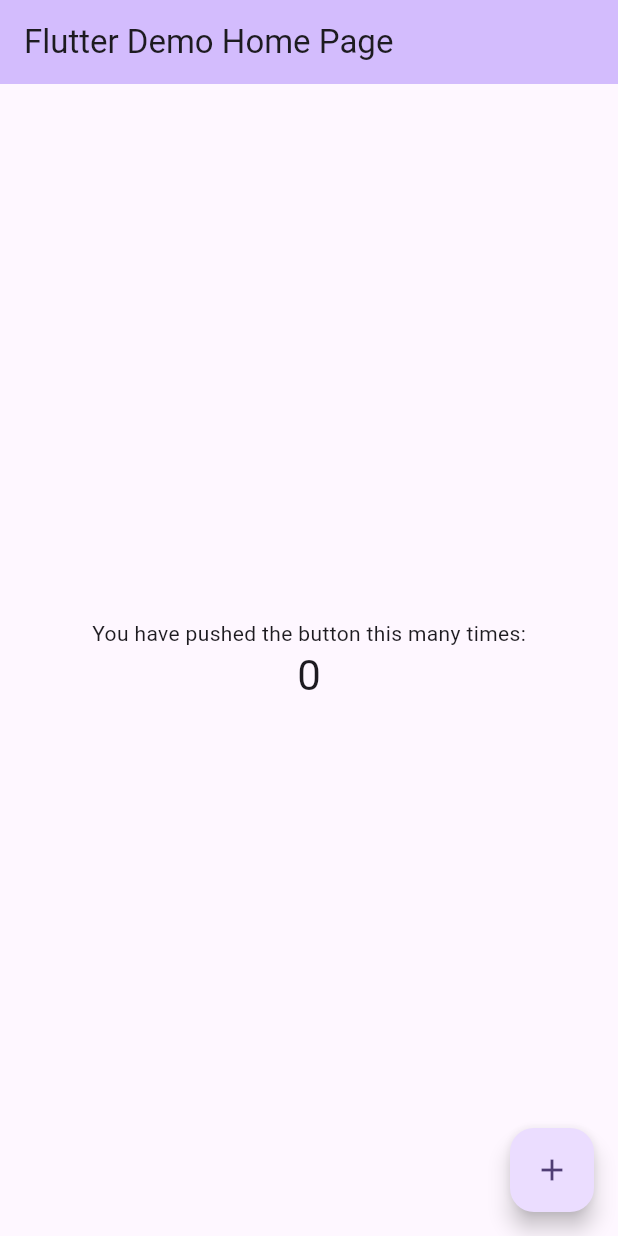
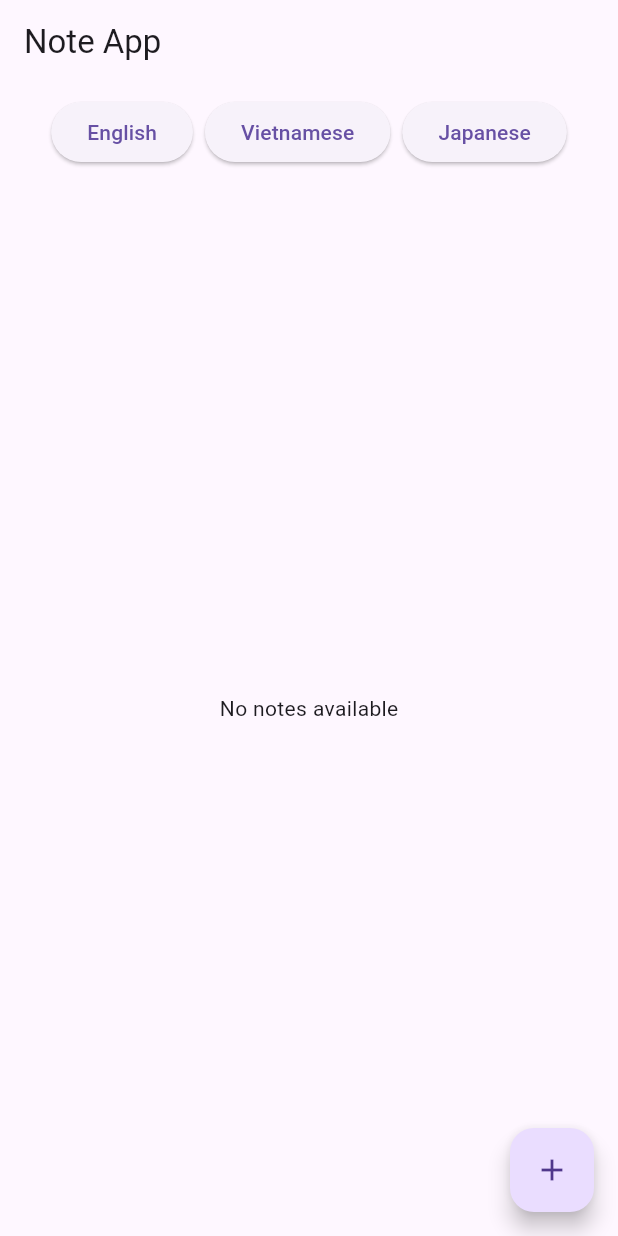
Before and after one commit to khathach699/note_app1, a Flutter app: the screen it shows after launch, on a phone screen of 412 x 824 dp. Run offline on Flutter 3.47's test engine with Material 3 defaults, Android fonts, the phone set to English and light mode, and no system bars; our stand-ins replace get, shared_preferences, sqflite; accounts and stored records are empty.

Commit message:
feat: add function change language us vi ja

```diff
--- /dev/null
+++ b/lib/app.dart
@@ -0,0 +1,24 @@
+import 'package:flutter/material.dart';
+import 'package:get/get.dart';
+import 'package:note_app1/controllers/language_controller.dart';
+import 'package:note_app1/generated/app_localizations.dart';
+import 'package:note_app1/screens/note_Screens.dart';
+
+class MyApp extends StatelessWidget {
+  final LanguageController languageController = Get.put(LanguageController());
+  MyApp({super.key});
+
+  @override
+  Widget build(BuildContext context) {
+    return Obx(
+      () => GetMaterialApp(
+        title: "Note App",
+        locale: languageController.locale.value,
+        localizationsDelegates: AppLocalizations.localizationsDelegates,
+        supportedLocales: AppLocalizations.supportedLocales,
+        theme: ThemeData(primaryColor: Colors.blue),
+        home: NoteScreens(),
+      ),
+    );
+  }
+}
--- /dev/null
+++ b/lib/controllers/note_controller.dart
@@ -0,0 +1,39 @@
+import 'package:get/get.dart';
+import 'package:note_app1/models/note.dart';
+import 'package:note_app1/services/database_service.dart';
+
+class NoteController extends GetxController {
+  var notes = <Note>[].obs;
+  final DatabaseService _databaseService = DatabaseService();
+
+  @override
+  void onInit() {
+    super.onInit();
+    loadNotes();
+  }
+
+  Future<void> loadNotes() async {
+    notes.value = await _databaseService.getNotes();
+  }
+
+  Future<void> addNote(String content) async {
+    if (content.isNotEmpty) {
+      final note = Note(id: DateTime.now().toString(), content: content);
+      await _databaseService.insertNote(note);
+      await loadNotes();
+    }
+  }
+
+  Future<void> updateNote(String id, String newContent) async {
+    if (newContent.isNotEmpty) {
+      final note = Note(id: id, content: newContent);
+      await _databaseService.updateNote(note);
+      await loadNotes();
+    }
+  }
+
+  Future<void> deleteNote(String id) async {
+    await _databaseService.deleteNote(id);
+    await loadNotes();
+  }
+}
--- /dev/null
+++ b/lib/l10n/app_en.arb
@@ -0,0 +1,46 @@
+{
+  "appTitle": "Note App",
+  "@appTitle": {
+    "description": "The title of the note application"
+  },
+  "addNote": "Add Note",
+  "@addNote": {
+    "description": "Label for adding a new note"
+  },
+  "editNote": "Edit Note",
+  "@editNote": {
+    "description": "Label for editing an existing note"
+  },
+  "noteHint": "Enter your note",
+  "@noteHint": {
+    "description": "Hint text for the note input field"
+  },
+  "save": "Save",
+  "@save": {
+    "description": "Label for the save button"
+  },
+  "delete": "Delete",
+  "@delete": {
+    "description": "Label for the delete button"
+  },
+  "language": "Language",
+  "@language": {
+    "description": "Label for the language selection menu"
+  },
+  "english": "English",
+  "@english": {
+    "description": "Label for the English language option"
+  },
+  "vietnamese": "Vietnamese",
+  "@vietnamese": {
+    "description": "Label for the Vietnamese language option"
+  },
+  "japanese": "Japanese",
+  "@japanese": {
+    "description": "Label for the Japanese language option"
+  },
+  "noNotes": "No notes available",
+  "@noNotes": {
+    "description": "Message displayed when there are no notes"
+  }
+}
--- a/lib/main.dart
+++ b/lib/main.dart
@@ -1,123 +1,6 @@
 import 'package:flutter/material.dart';
+import 'package:note_app1/app.dart';
 
 void main() {
-  runApp(const MyApp());
+  runApp(MyApp());
 }
-
-class MyApp extends StatelessWidget {
-  const MyApp({super.key});
-
-  // This widget is the root of your application.
-  @override
-  Widget build(BuildContext context) {
-    return MaterialApp(
-      title: 'Flutter Demo',
-      theme: ThemeData(
-        // This is the theme of your application.
-        //
-        // TRY THIS: Try running your application with "flutter run". You'll see
-        // the application has a purple toolbar. Then, without quitting the app,
-        // try changing the seedColor in the colorScheme below to Colors.green
-        // and then invoke "hot reload" (save your changes or press the "hot
-        // reload" button in a Flutter-supported IDE, or press "r" if you used
-        // the command line to start the app).
-        //
-        // Notice that the counter didn't reset back to zero; the application
-        // state is not lost during the reload. To reset the state, use hot
-        // restart instead.
-        //
-        // This works for code too, not just values: Most code changes can be
-        // tested with just a hot reload.
-        colorScheme: ColorScheme.fromSeed(seedColor: Colors.deepPurple),
-        useMaterial3: true,
-      ),
-      home: const MyHomePage(title: 'Flutter Demo Home Page'),
-    );
-  }
-}
-
-class MyHomePage extends StatefulWidget {
-  const MyHomePage({super.key, required this.title});
-
-  // This widget is the home page of your application. It is stateful, meaning
-  // that it has a State object (defined below) that contains fields that affect
-  // how it looks.
-
-  // This class is the configuration for the state. It holds the values (in this
-  // case the title) provided by the parent (in this case the App widget) and
-  // used by the build method of the State. Fields in a Widget subclass are
-  // always marked "final".
-
-  final String title;
-
-  @override
-  State<MyHomePage> createState() => _MyHomePageState();
-}
-
-class _MyHomePageState extends State<MyHomePage> {
-  int _counter = 0;
-
-  void _incrementCounter() {
-    setState(() {
-      // This call to setState tells the Flutter framework that something has
-      // changed in this State, which causes it to rerun the build method below
-      // so that the display can reflect the updated values. If we changed
-      // _counter without calling setState(), then the build method would not be
-      // called again, and so nothing would appear to happen.
-      _counter++;
-    });
-  }
-
-  @override
-  Widget build(BuildContext context) {
-    // This method is rerun every time setState is called, for instance as done
-    // by the _incrementCounter method above.
-    //
-    // The Flutter framework has been optimized to make rerunning build methods
-    // fast, so that you can just rebuild anything that needs updating rather
-    // than having to individually change instances of widgets.
-    return Scaffold(
-      appBar: AppBar(
-        // TRY THIS: Try changing the color here to a specific color (to
-        // Colors.amber, perhaps?) and trigger a hot reload to see the AppBar
-        // change color while the other colors stay the same.
-        backgroundColor: Theme.of(context).colorScheme.inversePrimary,
-        // Here we take the value from the MyHomePage object that was created by
-        // the App.build method, and use it to set our appbar title.
-        title: Text(widget.title),
-      ),
-      body: Center(
-        // Center is a layout widget. It takes a single child and positions it
-        // in the middle of the parent.
-        child: Column(
-          // Column is also a layout widget. It takes a list of children and
-          // arranges them vertically. By default, it sizes itself to fit its
-          // children horizontally, and tries to be as tall as its parent.
-          //
-          // Column has various properties to control how it sizes itself and
-          // how it positions its children. Here we use mainAxisAlignment to
-          // center the children vertically; the main axis here is the vertical
-          // axis because Columns are vertical (the cross axis would be
-          // horizontal).
-          //
-          // TRY THIS: Invoke "debug painting" (choose the "Toggle Debug Paint"
-          // action in the IDE, or press "p" in the console), to see the
-          // wireframe for each widget.
-          mainAxisAlignment: MainAxisAlignment.center,
-          children: <Widget>[
-            const Text('You have pushed the button this many times:'),
-            Text(
-              '$_counter',
-              style: Theme.of(context).textTheme.headlineMedium,
-            ),
-          ],
-        ),
-      ),
-      floatingActionButton: FloatingActionButton(
-        onPressed: _incrementCounter,
-        tooltip: 'Increment',
-        child: const Icon(Icons.add),
-      ), // This trailing comma makes auto-formatting nicer for build methods.
-    );
-  }
-}
--- /dev/null
+++ b/lib/models/note.dart
@@ -0,0 +1,16 @@
+class Note {
+  String id;
+  String content;
+
+  Note({required this.id, required this.content});
+
+  // Chuyển Note thành Map để lưu vào SQLite
+  Map<String, dynamic> toMap() {
+    return {'id': id, 'content': content};
+  }
+
+  // Tạo Note từ Map khi lấy từ SQLite
+  factory Note.fromMap(Map<String, dynamic> map) {
+    return Note(id: map['id'], content: map['content']);
+  }
+}
--- /dev/null
+++ b/lib/screens/note_screens.dart
@@ -0,0 +1,87 @@
+import 'package:flutter/material.dart';
+import 'package:get/get.dart';
+import 'package:note_app1/controllers/language_controller.dart';
+import 'package:note_app1/controllers/note_controller.dart';
+import 'package:note_app1/generated/app_localizations.dart';
+import 'package:note_app1/screens/note_edit_screen.dart';
+
+class NoteScreens extends StatelessWidget {
+  final NoteController noteController = Get.put(NoteController());
+  final LanguageController languageController = Get.find<LanguageController>();
+
+  NoteScreens({super.key}) {
+    // Ensure controllers are initialized
+    if (!Get.isRegistered<LanguageController>()) {
+      Get.put(LanguageController());
+    }
+  }
+
+  @override
+  Widget build(BuildContext context) {
+    var loc = AppLocalizations.of(context);
+
+    return Scaffold(
+      appBar: AppBar(title: Text(loc.appTitle)),
+      body: Column(
+        children: [
+          // Nút chọn ngôn ngữ
+          Padding(
+            padding: const EdgeInsets.all(8.0),
+            child: Row(
+              mainAxisAlignment: MainAxisAlignment.center,
+              children: [
+                ElevatedButton(
+                  onPressed: () => languageController.changeLanguage('en'),
+                  child: Text(loc.english),
+                ),
+                const SizedBox(width: 8),
+                ElevatedButton(
+                  onPressed: () => languageController.changeLanguage('vi'),
+                  child: Text(loc.vietnamese),
+                ),
+                const SizedBox(width: 8),
+                ElevatedButton(
+                  onPressed: () => languageController.changeLanguage('ja'),
+                  child: Text(loc.japanese),
+                ),
+              ],
+            ),
+          ),
+          // Danh sách ghi chú
+          Expanded(
+            child: Obx(
+              () =>
+                  noteController.notes.isEmpty
+                      ? Center(child: Text(loc.noNotes))
+                      : ListView.builder(
+                        itemCount: noteController.notes.length,
+                        itemBuilder: (context, index) {
+                          final note = noteController.notes[index];
+                          return ListTile(
+                            title: Text(note.content),
+                            onTap: () {
+                              Get.to(() => NoteEditScreen(note: note));
+                            },
+                            trailing: IconButton(
+                              icon: Icon(Icons.delete),
+                              onPressed:
+                                  () => noteController.deleteNote(note.id),
+                              tooltip: loc.delete,
+                            ),
+                          );
+                        },
+                      ),
+            ),
+          ),
+        ],
+      ),
+      floatingActionButton: FloatingActionButton(
+        onPressed: () {
+          Get.to(() => NoteEditScreen());
+        },
+        tooltip: loc.addNote,
+        child: Icon(Icons.add),
+      ),
+    );
+  }
+}
--- /dev/null
+++ b/lib/services/database_service.dart
@@ -0,0 +1,63 @@
+import 'package:sqflite/sqflite.dart';
+import 'package:path/path.dart';
+import '../models/note.dart';
+
+class DatabaseService {
+  static final DatabaseService _instance = DatabaseService._internal();
+  factory DatabaseService() => _instance;
+  DatabaseService._internal();
+
+  static Database? _database;
+
+  Future<Database> get database async {
+    if (_database != null) return _database!;
+    _database = await _initDatabase();
+    return _database!;
+  }
+
+  Future<Database> _initDatabase() async {
+    String path = join(await getDatabasesPath(), 'notes.db');
+    return await openDatabase(
+      path,
+      version: 1,
+      onCreate: (db, version) async {
+        await db.execute('''
+          CREATE TABLE notes (
+            id TEXT PRIMARY KEY,
+            content TEXT
+          )
+        ''');
+      },
+    );
+  }
+
+  Future<void> insertNote(Note note) async {
+    final db = await database;
+    await db.insert(
+      'notes',
+      note.toMap(),
+      conflictAlgorithm: ConflictAlgorithm.replace,
+    );
+  }
+
+  Future<List<Note>> getNotes() async {
+    final db = await database;
+    final List<Map<String, dynamic>> maps = await db.query('notes');
+    return List.generate(maps.length, (i) => Note.fromMap(maps[i]));
+  }
+
+  Future<void> updateNote(Note note) async {
+    final db = await database;
+    await db.update(
+      'notes',
+      note.toMap(),
+      where: 'id = ?',
+      whereArgs: [note.id],
+    );
+  }
+
+  Future<void> deleteNote(String id) async {
+    final db = await database;
+    await db.delete('notes', where: 'id = ?', whereArgs: [id]);
+  }
+}
```
Also changed, not shown: l10n.yaml (added, +8 -0 lines), lib/controllers/language_controller.dart (added, +27 -0 lines), lib/l10n/app_ja.arb (added, +46 -0 lines), lib/l10n/app_vi.arb (added, +46 -0 lines), lib/screens/note_edit_screen.dart (added, +55 -0 lines), pubspec.yaml (+11 -66 lines), lib/generated/app_localizations.dart (added), lib/generated/app_localizations_en.dart (added), lib/generated/app_localizations_ja.dart (added), lib/generated/app_localizations_vi.dart (added), pubspec.lock, 3 other files.
